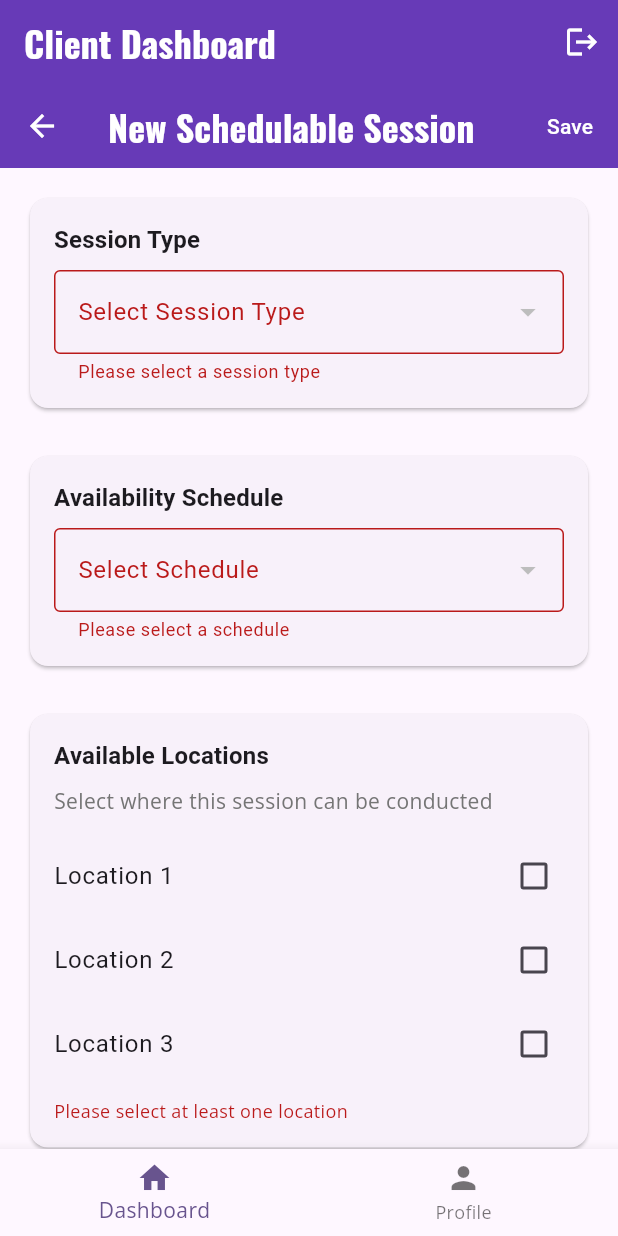
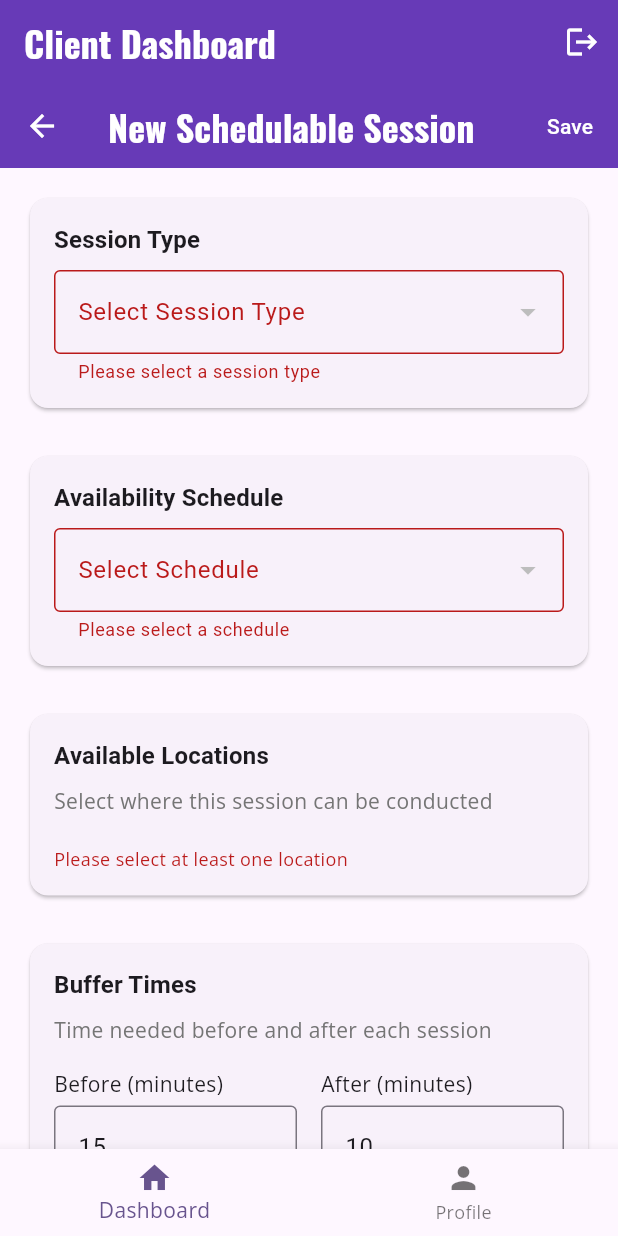
Before and after one commit to YuvalKlein/sessionizer, a Flutter app: the SchedulableSessionFormScreen screen opened by its route, after a tap on "Save", on a phone screen of 412 x 824 dp. Run offline on Flutter 3.47's test engine with Material 3 defaults, Android fonts, the light colour scheme and no system bars; our stand-ins replace cloud_firestore, firebase_auth, firebase_core, font_awesome_flutter, go_router, google_fonts and 2 more; accounts and stored records are empty.

Commit message:
Fix location data source and improve form layout
- Create LocationService to fetch real locations from Firestore
- Replace hardcoded location list with actual location data
- Move title field to top when editing schedulable sessions
- Update location selection to use location IDs and names
- Fix auto-generation to use actual location names from Firestore
- Improve form UX with proper data flow

```diff
--- a/lib/ui/schedulable_session_form_screen.dart
+++ b/lib/ui/schedulable_session_form_screen.dart
@@ -8,6 +8,7 @@ import 'package:myapp/services/auth_service.dart';
 import 'package:myapp/services/schedulable_session_service.dart';
 import 'package:myapp/services/session_type_service.dart';
 import 'package:myapp/services/schedule_service.dart';
+import 'package:myapp/services/location_service.dart';
 import 'package:myapp/view_models/schedulable_session_view_model.dart';
 
 class SchedulableSessionFormScreen extends StatefulWidget {
@@ -43,7 +44,7 @@ class _SchedulableSessionFormScreenState extends State<SchedulableSessionFormScr
   // Data lists
   List<SessionType> _sessionTypes = [];
   List<Schedule> _schedules = [];
-  List<String> _availableLocations = []; // TODO: Replace with actual location model
+  List<Map<String, dynamic>> _availableLocations = [];
 
   bool _isLoading = true;
   bool _isEditing = false;
@@ -86,8 +87,12 @@ class _SchedulableSessionFormScreenState extends State<SchedulableSessionFormScr
         }
       });
 
-      // TODO: Load actual locations from location service
-      _availableLocations = ['Location 1', 'Location 2', 'Location 3'];
+      // Load locations from location service
+      final locationService = LocationService();
+      final locations = await locationService.getLocations();
+      setState(() {
+        _availableLocations = locations;
+      });
 
       // If editing, load existing data
       if (_isEditing) {
@@ -185,12 +190,12 @@ class _SchedulableSessionFormScreenState extends State<SchedulableSessionFormScr
         child: ListView(
           padding: const EdgeInsets.all(16.0),
           children: [
-            _buildSessionTypeSection(),
-            const SizedBox(height: 24),
             if (_isEditing) ...[
               _buildTitleSection(),
               const SizedBox(height: 24),
             ],
+            _buildSessionTypeSection(),
+            const SizedBox(height: 24),
             _buildScheduleSection(),
             const SizedBox(height: 24),
             _buildLocationsSection(),
@@ -364,15 +369,17 @@ class _SchedulableSessionFormScreenState extends State<SchedulableSessionFormScr
             ),
             const SizedBox(height: 12),
             ..._availableLocations.map((location) {
+              final locationId = location['id'] as String;
+              final locationName = location['name'] as String;
               return CheckboxListTile(
-                title: Text(location),
-                value: _selectedLocationIds.contains(location),
+                title: Text(locationName),
+                value: _selectedLocationIds.contains(locationId),
                 onChanged: (checked) {
                   setState(() {
                     if (checked == true) {
-                      _selectedLocationIds.add(location);
+                      _selectedLocationIds.add(locationId);
                     } else {
-                      _selectedLocationIds.remove(location);
+                      _selectedLocationIds.remove(locationId);
                     }
                   });
                 },
@@ -675,7 +682,9 @@ class _SchedulableSessionFormScreenState extends State<SchedulableSessionFormScr
     if (!_isEditing) {
       final sessionType = _sessionTypes.firstWhere((st) => st.id == _selectedSessionTypeId);
       final schedule = _schedules.firstWhere((s) => s.id == _selectedScheduleId);
-      final locationName = _selectedLocationIds.first; // TODO: Get actual location name from location service
+      final firstLocationId = _selectedLocationIds.first;
+      final firstLocation = _availableLocations.firstWhere((loc) => loc['id'] == firstLocationId);
+      final locationName = firstLocation['name'] as String;
 
       finalTitle = SchedulableSession.generateTitle(
         sessionTypeTitle: sessionType.title,
```
Also changed, not shown: lib/services/location_service.dart (added, +101 -0 lines).
